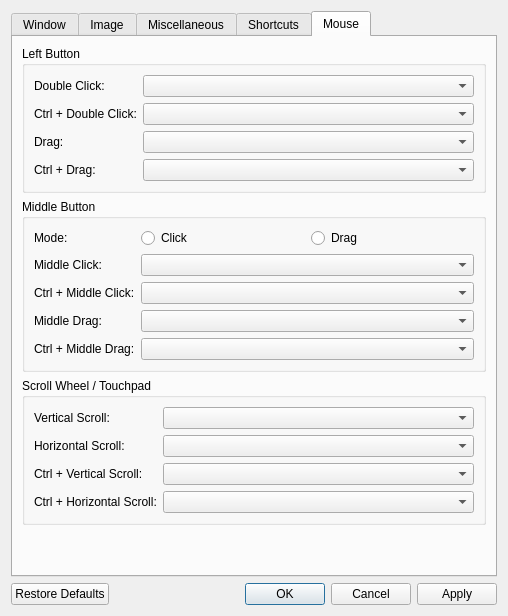
Above: src/qvoptionsdialog.ui from jurplel/qView before the change. Below: the same form after it.
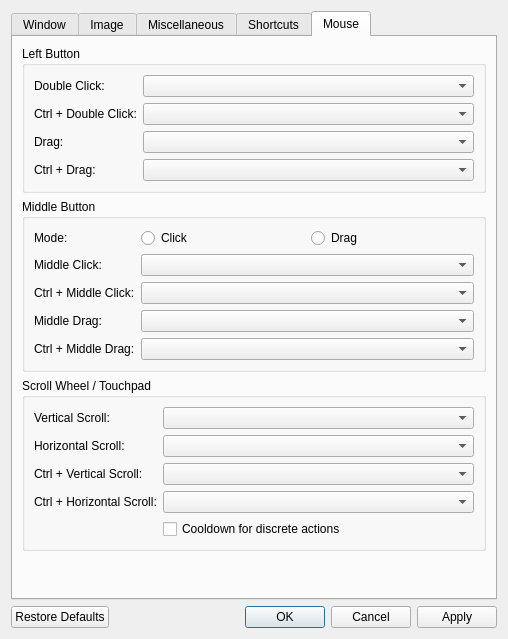
That is the form after the change. The open tabs and pages were chosen to show the change.

Commit message: Add scroll action cooldown option

Patch:
```diff
--- a/src/qvoptionsdialog.ui
+++ b/src/qvoptionsdialog.ui
@@ -10,7 +10,7 @@
     <x>0</x>
     <y>0</y>
     <width>508</width>
-    <height>616</height>
+    <height>639</height>
    </rect>
   </property>
   <property name="windowTitle">
@@ -980,6 +980,16 @@
           <item row="3" column="1">
            <widget class="QComboBox" name="altHorizontalScrollComboBox"/>
           </item>
+          <item row="4" column="1">
+           <widget class="QCheckBox" name="scrollActionCooldownCheckbox">
+            <property name="toolTip">
+             <string>Useful for touchpads, to prevent a single swipe from triggering multiple navigations, for example</string>
+            </property>
+            <property name="text">
+             <string>Cooldown for discrete actions</string>
+            </property>
+           </widget>
+          </item>
          </layout>
         </widget>
        </item>
```
The commit also changes 4 other files.
